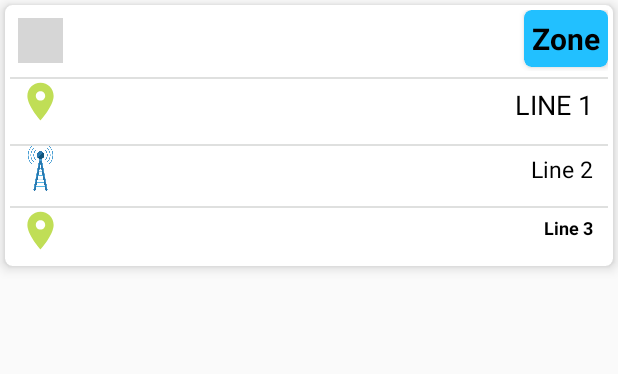
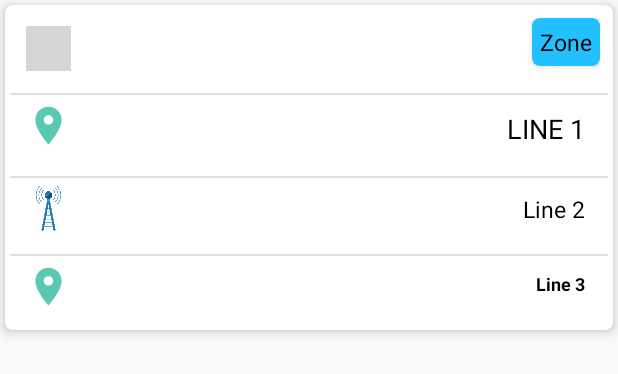
Before and after one commit to abhishekgupta-99/Suyog_App, an Android app: the layout alarm_list_item.xml on its own in the app's theme, with its tools: preview values and no code run, on a phone screen of 412 x 824 dp. Shown: the top 374 px of the screen. Run offline under Robolectric (Android 15) with nearby library versions, the phone set to English and light mode, and no system bars; grey boxes are pictures that could not be loaded.

Commit message:
ui improvement (blue)

```diff
--- a/app/src/main/res/drawable/ic_location.xml
+++ b/app/src/main/res/drawable/ic_location.xml
@@ -1,5 +1,5 @@
 <vector android:height="24dp"
     android:viewportHeight="24.0" android:viewportWidth="24.0"
     android:width="24dp" xmlns:android="http://schemas.android.com/apk/res/android">
-    <path android:fillColor="#c0de56" android:pathData="M12,2C8.13,2 5,5.13 5,9c0,5.25 7,13 7,13s7,-7.75 7,-13c0,-3.87 -3.13,-7 -7,-7zM12,11.5c-1.38,0 -2.5,-1.12 -2.5,-2.5s1.12,-2.5 2.5,-2.5 2.5,1.12 2.5,2.5 -1.12,2.5 -2.5,2.5z"/>
+    <path android:fillColor="#59C9B3" android:pathData="M12,2C8.13,2 5,5.13 5,9c0,5.25 7,13 7,13s7,-7.75 7,-13c0,-3.87 -3.13,-7 -7,-7zM12,11.5c-1.38,0 -2.5,-1.12 -2.5,-2.5s1.12,-2.5 2.5,-2.5 2.5,1.12 2.5,2.5 -1.12,2.5 -2.5,2.5z"/>
 </vector>
--- a/app/src/main/res/layout/alarm_list_item.xml
+++ b/app/src/main/res/layout/alarm_list_item.xml
@@ -1,9 +1,11 @@
 <?xml version="1.0" encoding="utf-8"?>
-<android.support.v7.widget.CardView xmlns:android="http://schemas.android.com/apk/res/android"
+<android.support.v7.widget.CardView
+    xmlns:android="http://schemas.android.com/apk/res/android"
     xmlns:app="http://schemas.android.com/apk/res-auto"
     android:layout_width="match_parent"
     android:layout_height="wrap_content"
     android:layout_margin="3dp"
+    android:padding="5dp"
     app:cardElevation="5dp"
     app:cardCornerRadius="5dp">
 
@@ -13,6 +15,7 @@
         android:layout_margin="3dp">
 
 <RelativeLayout
+    android:padding="5dp"
     android:layout_width="wrap_content"
     android:id="@+id/zone"
     android:layout_height="wrap_content">
@@ -44,8 +47,8 @@
             android:padding="5dp"
             android:text="Zone"
             android:textColor="@android:color/black"
-            android:textSize="20sp"
-            android:textStyle="bold" />
+            android:textSize="15sp"
+           />
 
     </android.support.v7.widget.CardView>
 
@@ -61,6 +64,7 @@
 
 
     <RelativeLayout
+        android:padding="5dp"
         android:layout_width="wrap_content"
         android:id="@+id/location"
         android:layout_below="@+id/zone"
@@ -90,6 +94,7 @@
             android:layout_height="1dp"/>
 
     <RelativeLayout
+        android:padding="5dp"
         android:layout_width="wrap_content"
         android:id="@+id/site_name"
         android:layout_below="@+id/location"
@@ -121,6 +126,7 @@
             android:layout_height="1dp"/>
 
     <RelativeLayout
+        android:padding="5dp"
         android:layout_width="wrap_content"
         android:id="@+id/site_id"
         android:layout_below="@+id/site_name"
--- a/app/src/main/res/layout/app_toolbar.xml
+++ b/app/src/main/res/layout/app_toolbar.xml
@@ -6,12 +6,12 @@
         android:id="@+id/app_toolbar"
         android:layout_width="match_parent"
         android:layout_height="wrap_content"
-
         android:layout_marginTop="8dp"
         android:layout_marginBottom="8dp"
         android:minHeight="?actionBarSize"
-        android:textColor="@color/white"
+        android:textColor="@color/black"
         android:textSize="18sp"
+        android:elevation="10dp"
         android:fitsSystemWindows="true"
         app:layout_constraintBottom_toBottomOf="parent"
         app:layout_constraintEnd_toEndOf="parent"
```
